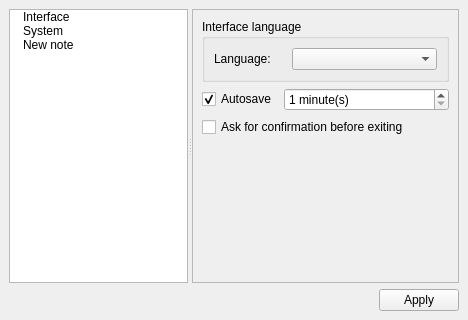
Qt form Manager/pages/page_settings.ui (gil9red/NotesManager) before a commit.
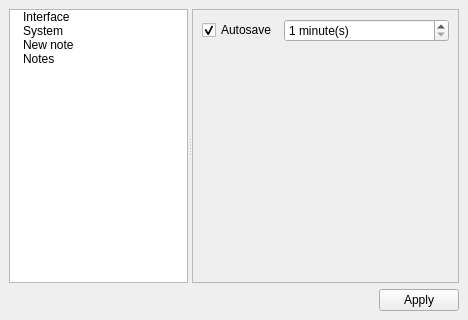
The same form after that commit. The open tabs and pages were chosen to show the change.

```diff
--- a/Manager/pages/page_settings.ui
+++ b/Manager/pages/page_settings.ui
@@ -104,6 +104,14 @@
          <set>ItemIsSelectable|ItemIsEnabled</set>
         </property>
        </item>
+       <item>
+        <property name="text">
+         <string>Notes</string>
+        </property>
+        <property name="statusTip">
+         <string notr="true">Notes</string>
+        </property>
+       </item>
       </widget>
       <widget class="QStackedWidget" name="stackedPages">
        <property name="sizePolicy">
@@ -553,6 +561,83 @@
          </item>
         </layout>
        </widget>
+       <widget class="QWidget" name="pageNotes">
+        <layout class="QVBoxLayout" name="verticalLayout_8">
+         <item>
+          <layout class="QHBoxLayout" name="horizontalLayout_4">
+           <item>
+            <widget class="QCheckBox" name="checkBoxAutosaveNotes">
+             <property name="sizePolicy">
+              <sizepolicy hsizetype="Preferred" vsizetype="Fixed">
+               <horstretch>0</horstretch>
+               <verstretch>0</verstretch>
+              </sizepolicy>
+             </property>
+             <property name="toolTip">
+              <string>Autosave notes</string>
+             </property>
+             <property name="statusTip">
+              <string>Autosave notes</string>
+             </property>
+             <property name="whatsThis">
+              <string>Autosave notes</string>
+             </property>
+             <property name="text">
+              <string>Autosave</string>
+             </property>
+             <property name="checked">
+              <bool>true</bool>
+             </property>
+            </widget>
+           </item>
+           <item>
+            <widget class="QSpinBox" name="sBoxAutosaveIntervalNotes">
+             <property name="enabled">
+              <bool>true</bool>
+             </property>
+             <property name="sizePolicy">
+              <sizepolicy hsizetype="Expanding" vsizetype="Fixed">
+               <horstretch>0</horstretch>
+               <verstretch>0</verstretch>
+              </sizepolicy>
+             </property>
+             <property name="toolTip">
+              <string>Autosave interval notes</string>
+             </property>
+             <property name="statusTip">
+              <string>Autosave interval notes</string>
+             </property>
+             <property name="whatsThis">
+              <string>Autosave interval notes</string>
+             </property>
+             <property name="suffix">
+              <string> minute(s)</string>
+             </property>
+             <property name="minimum">
+              <number>1</number>
+             </property>
+             <property name="maximum">
+              <number>10000</number>
+             </property>
+            </widget>
+           </item>
+          </layout>
+         </item>
+         <item>
+          <spacer name="verticalSpacer_4">
+           <property name="orientation">
+            <enum>Qt::Vertical</enum>
+           </property>
+           <property name="sizeHint" stdset="0">
+            <size>
+             <width>20</width>
+             <height>40</height>
+            </size>
+           </property>
+          </spacer>
+         </item>
+        </layout>
+       </widget>
       </widget>
      </widget>
     </item>
```
Left out of the diff: 12 changed lines with no effect on the pictures.
